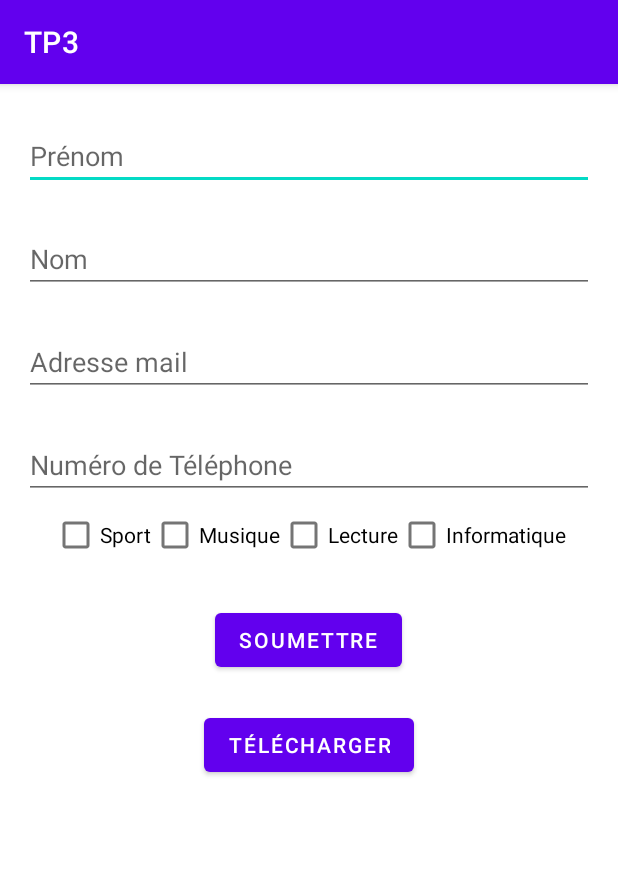
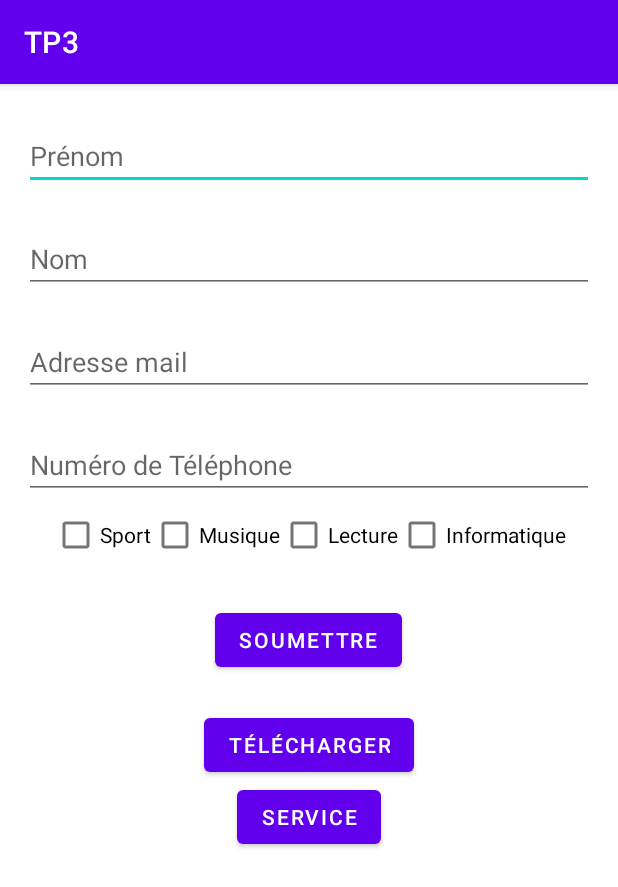
Before and after one commit to virgil-rouquettecampredon/TP3_Dev_Mobile, an Android app: the screen it shows after launch (MainActivity), after a tap on "TÉLÉCHARGER", on a phone screen of 412 x 824 dp. Shown: the top 887 px of the screen. Run offline under Robolectric (Android 15) with nearby library versions, the phone set to English and light mode, and no system bars; 1 statement that could not run was skipped.

Commit message:
TP3 finish

```diff
--- a/app/src/main/AndroidManifest.xml
+++ b/app/src/main/AndroidManifest.xml
@@ -2,7 +2,10 @@
 <manifest xmlns:android="http://schemas.android.com/apk/res/android"
     package="com.example.tp3">
 
+    <uses-permission android:name="android.permission.ACCESS_NETWORK_STATE" />
     <uses-permission android:name="android.permission.INTERNET"/>
+    <uses-permission android:name="android.permission.READ_EXTERNAL_STORAGE" />
+    <uses-permission android:name="android.permission.WRITE_EXTERNAL_STORAGE" />
 
     <application
         android:allowBackup="true"
@@ -11,6 +14,7 @@
         android:roundIcon="@mipmap/ic_launcher_round"
         android:supportsRtl="true"
         android:theme="@style/Theme.TP3">
+        <service android:name=".DownloadService"/>
         <activity
             android:name=".Exercice1_2"
             android:exported="false" />
--- a/app/src/main/java/com/example/tp3/FragmentSaisie.java
+++ b/app/src/main/java/com/example/tp3/FragmentSaisie.java
@@ -1,22 +1,34 @@
 package com.example.tp3;
+
+import static android.os.Environment.DIRECTORY_DOWNLOADS;
 
 import android.app.DownloadManager;
 import android.content.Context;
 import android.content.Intent;
+import android.content.pm.PackageManager;
 import android.net.Uri;
 import android.os.Bundle;
-
-import androidx.annotation.Nullable;
-import androidx.fragment.app.Fragment;
-
+import android.os.Environment;
+import android.util.Log;
 import android.view.LayoutInflater;
 import android.view.View;
 import android.view.ViewGroup;
 import android.widget.Button;
 import android.widget.CheckBox;
 import android.widget.EditText;
+import android.widget.Toast;
+
+import androidx.annotation.Nullable;
+import androidx.core.app.ActivityCompat;
+import androidx.core.content.ContextCompat;
+import androidx.fragment.app.Fragment;
+
+import java.io.File;
+import java.io.InputStream;
 
 public class FragmentSaisie extends Fragment {
+
+    private static final int PERMISSION_REQUEST_CODE = 1;
 
     private EditText editTextFirstName;
     private EditText editTextLastName;
@@ -26,6 +38,8 @@ public class FragmentSaisie extends Fragment {
     private CheckBox checkBoxMusique;
     private CheckBox checkBoxLecture;
     private CheckBox checkBoxInformatique;
+
+    private InputStream is;
 
     private Button buttonApply;
     private Button buttonDownload;
@@ -55,18 +69,16 @@ public class FragmentSaisie extends Fragment {
         buttonApply = (Button) view.findViewById(R.id.button_apply);
         buttonDownload = (Button) view.findViewById(R.id.button_download);
 
-        buttonDownload.setOnClickListener(new View.OnClickListener() {
-            @Override
-            public void onClick(View view) {
-                manager = (DownloadManager) getActivity().getSystemService(Context.DOWNLOAD_SERVICE);
-                Uri uri = Uri.parse("https://lostmypieces.com:3000/kanjis");
-                DownloadManager.Request request = new DownloadManager.Request(uri);
-                request.setNotificationVisibility(DownloadManager.Request.VISIBILITY_VISIBLE);
-                long reference = manager.enqueue(request);
-                System.out.println("Téléchargement terminer");
-
-            }
-        });
+        if (checkPermission()) {
+            buttonDownload.setOnClickListener(new View.OnClickListener() {
+                @Override
+                public void onClick(View view) {
+                    setButtonDownload();
+                }
+            });
+        } else {
+            requestPermission(); // Code for permission
+        }
 
         buttonApply.setOnClickListener(new View.OnClickListener() {
 
@@ -86,6 +98,38 @@ public class FragmentSaisie extends Fragment {
 
         if (context instanceof MainActivity) {
             this.mainActivity = (MainActivity) context;
+        }
+    }
+
+
+    private boolean checkPermission() {
+        int result = ContextCompat.checkSelfPermission(getActivity(), android.Manifest.permission.WRITE_EXTERNAL_STORAGE);
+        if (result == PackageManager.PERMISSION_GRANTED) {
+            return true;
+        } else {
+            return false;
+        }
+    }
+
+    private void requestPermission() {
+
+        if (ActivityCompat.shouldShowRequestPermissionRationale(getActivity(), android.Manifest.permission.WRITE_EXTERNAL_STORAGE)) {
+            Toast.makeText(getActivity(), "Write External Storage permission allows us to do store images. Please allow this permission in App Settings.", Toast.LENGTH_LONG).show();
+        } else {
+            ActivityCompat.requestPermissions(getActivity(), new String[]{android.Manifest.permission.WRITE_EXTERNAL_STORAGE}, PERMISSION_REQUEST_CODE);
+        }
+    }
+
+    @Override
+    public void onRequestPermissionsResult(int requestCode, String permissions[], int[] grantResults) {
+        switch (requestCode) {
+            case PERMISSION_REQUEST_CODE:
+                if (grantResults.length > 0 && grantResults[0] == PackageManager.PERMISSION_GRANTED) {
+                    Log.e("value", "Permission Granted, Now you can use local drive .");
+                } else {
+                    Log.e("value", "Permission Denied, You cannot use local drive .");
+                }
+                break;
         }
     }
 
@@ -119,4 +163,23 @@ public class FragmentSaisie extends Fragment {
         }
         startActivity(intent);
     }
+
+    public void setButtonDownload() {
+        File JsonStorageDir = new File(Environment.getExternalStoragePublicDirectory(DIRECTORY_DOWNLOADS), "JsonFolder");
+        if (!JsonStorageDir.exists()) {
+            JsonStorageDir.mkdirs();
+        }
+        String file = getString(R.string.app_name) + "-download_URL.json";
+
+        manager = (DownloadManager) getActivity().getSystemService(Context.DOWNLOAD_SERVICE);
+        Uri uri = Uri.parse("https://lostmypieces.com:3000/kanjis");
+
+        DownloadManager.Request request = new DownloadManager.Request(uri);
+        request.setAllowedNetworkTypes(DownloadManager.Request.NETWORK_WIFI | DownloadManager.Request.NETWORK_MOBILE)
+                .setDestinationInExternalPublicDir(JsonStorageDir.getPath() + File.separator, file)
+                .setTitle(file)
+                .setNotificationVisibility(DownloadManager.Request.VISIBILITY_VISIBLE_NOTIFY_COMPLETED);
+        manager.enqueue(request);
+        System.out.println("Téléchargement terminer");
+    }
 }
--- a/app/src/main/java/com/example/tp3/MainActivity.java
+++ b/app/src/main/java/com/example/tp3/MainActivity.java
@@ -2,7 +2,10 @@ package com.example.tp3;
 
 import androidx.appcompat.app.AppCompatActivity;
 
+import android.content.Intent;
 import android.os.Bundle;
+import android.view.View;
+import android.widget.Button;
 import android.widget.Toast;
 
 public class MainActivity extends AppCompatActivity {
@@ -11,6 +14,16 @@ public class MainActivity extends AppCompatActivity {
     protected void onCreate(Bundle savedInstanceState) {
         super.onCreate(savedInstanceState);
         setContentView(R.layout.activity_main);
+
+        Button button = (Button) findViewById(R.id.button_service);
+
+        button.setOnClickListener(new View.OnClickListener() {
+            @Override
+            public void onClick(View view) {
+                Intent intent = new Intent(MainActivity.this, DownloadService.class);
+                startService(intent);
+            }
+        });
     }
 
     @Override
@@ -32,5 +45,6 @@ public class MainActivity extends AppCompatActivity {
         super.onDestroy();
         Toast.makeText(this, "L'activité est détruite", Toast.LENGTH_SHORT)
                 .show();
+
     }
 }
--- a/app/src/main/res/layout/activity_main.xml
+++ b/app/src/main/res/layout/activity_main.xml
@@ -14,5 +14,12 @@
         android:layout_height="wrap_content"
         android:layout_marginTop="5dp"/>
 
+    <Button
+        android:id="@+id/button_service"
+        android:layout_width="wrap_content"
+        android:layout_height="wrap_content"
+        android:text="@string/service"
+        android:layout_gravity="center"/>
+
 
 </LinearLayout>
--- a/app/src/main/res/values/strings.xml
+++ b/app/src/main/res/values/strings.xml
@@ -16,4 +16,5 @@
     <string name="retour">Retour</string>
     <string name="lire_contenu">Lire contenu</string>
     <string name="t_l_charger">Télécharger</string>
+    <string name="service">Service</string>
 </resources>
```
Also changed, not shown: app/src/main/java/com/example/tp3/DownloadService.java (added, +137 -0 lines), app/src/main/java/com/example/tp3/FragmentAffichage.java (+45 -7 lines).
